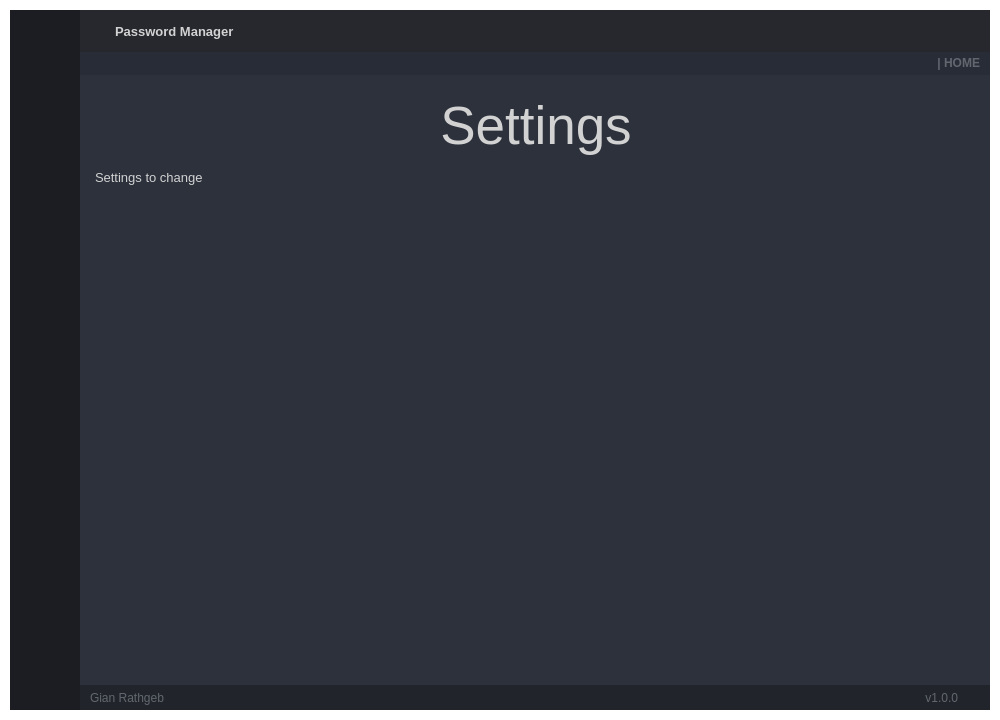
GianRathgeb/pwManager, file GUI.ui: the form before one commit.
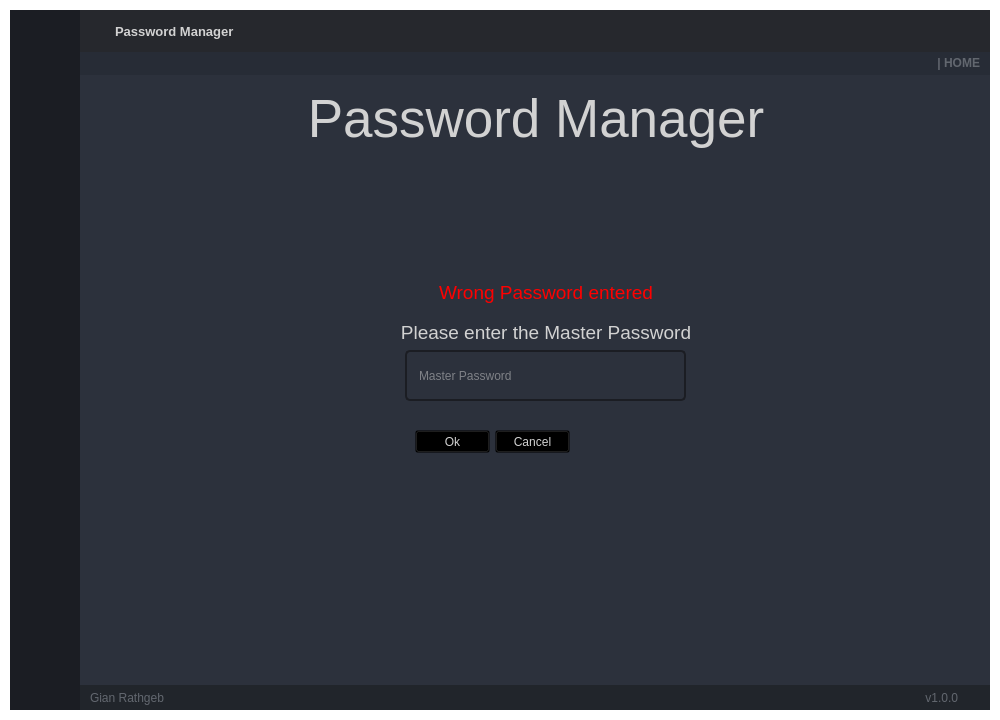
The form after the commit. Icons and pictures are not drawn.

Commit message: Added the menu to enter the master password at startup

Patch:
```diff
--- a/GUI.ui
+++ b/GUI.ui
@@ -1518,7 +1518,7 @@
                    <string notr="true">background: transparent;</string>
                   </property>
                   <property name="currentIndex">
-                   <number>0</number>
+                   <number>1</number>
                   </property>
                   <widget class="QWidget" name="page_settings">
                    <widget class="QWidget" name="gridLayoutWidget">
@@ -1594,6 +1594,131 @@
                     </property>
                    </widget>
                   </widget>
+                  <widget class="QWidget" name="page_startup">
+                   <widget class="QLabel" name="label_7">
+                    <property name="geometry">
+                     <rect>
+                      <x>10</x>
+                      <y>3</y>
+                      <width>882</width>
+                      <height>71</height>
+                     </rect>
+                    </property>
+                    <property name="font">
+                     <font>
+                      <family>Segoe UI</family>
+                      <pointsize>40</pointsize>
+                     </font>
+                    </property>
+                    <property name="styleSheet">
+                     <string notr="true"/>
+                    </property>
+                    <property name="text">
+                     <string>Password Manager</string>
+                    </property>
+                    <property name="alignment">
+                     <set>Qt::AlignCenter</set>
+                    </property>
+                   </widget>
+                   <widget class="QLabel" name="label_5">
+                    <property name="geometry">
+                     <rect>
+                      <x>20</x>
+                      <y>240</y>
+                      <width>882</width>
+                      <height>25</height>
+                     </rect>
+                    </property>
+                    <property name="font">
+                     <font>
+                      <family>Segoe UI</family>
+                      <pointsize>14</pointsize>
+                     </font>
+                    </property>
+                    <property name="toolTip">
+                     <string>Delete selected Passwords</string>
+                    </property>
+                    <property name="text">
+                     <string>Please enter the Master Password</string>
+                    </property>
+                    <property name="alignment">
+                     <set>Qt::AlignCenter</set>
+                    </property>
+                   </widget>
+                   <widget class="QPushButton" name="btn_submit_master">
+                    <property name="geometry">
+                     <rect>
+                      <x>330</x>
+                      <y>350</y>
+                      <width>75</width>
+                      <height>23</height>
+                     </rect>
+                    </property>
+                    <property name="styleSheet">
+                     <string notr="true"/>
+                    </property>
+                    <property name="text">
+                     <string>Ok</string>
+                    </property>
+                   </widget>
+                   <widget class="QLineEdit" name="txt_master_password">
+                    <property name="geometry">
+                     <rect>
+                      <x>320</x>
+                      <y>270</y>
+                      <width>281</width>
+                      <height>51</height>
+                     </rect>
+                    </property>
+                    <property name="placeholderText">
+                     <string>Master Password</string>
+                    </property>
+                   </widget>
+                   <widget class="QPushButton" name="btn_cancel_master">
+                    <property name="geometry">
+                     <rect>
+                      <x>410</x>
+                      <y>350</y>
+                      <width>75</width>
+                      <height>23</height>
+                     </rect>
+                    </property>
+                    <property name="text">
+                     <string>Cancel</string>
+                    </property>
+                   </widget>
+                   <widget class="QLabel" name="lbl_wrong_password">
+                    <property name="enabled">
+                     <bool>true</bool>
+                    </property>
+                    <property name="geometry">
+                     <rect>
+                      <x>20</x>
+                      <y>200</y>
+                      <width>882</width>
+                      <height>25</height>
+                     </rect>
+                    </property>
+                    <property name="font">
+                     <font>
+                      <family>Segoe UI</family>
+                      <pointsize>14</pointsize>
+                     </font>
+                    </property>
+                    <property name="toolTip">
+                     <string>Delete selected Passwords</string>
+                    </property>
+                    <property name="styleSheet">
+                     <string notr="true">color: rgb(255, 0, 0);</string>
+                    </property>
+                    <property name="text">
+                     <string>Wrong Password entered</string>
+                    </property>
+                    <property name="alignment">
+                     <set>Qt::AlignCenter</set>
+                    </property>
+                   </widget>
+                  </widget>
                   <widget class="QWidget" name="page_home">
                    <layout class="QVBoxLayout" name="verticalLayout_10">
                     <item>
```
The commit also changes 5 other files.
